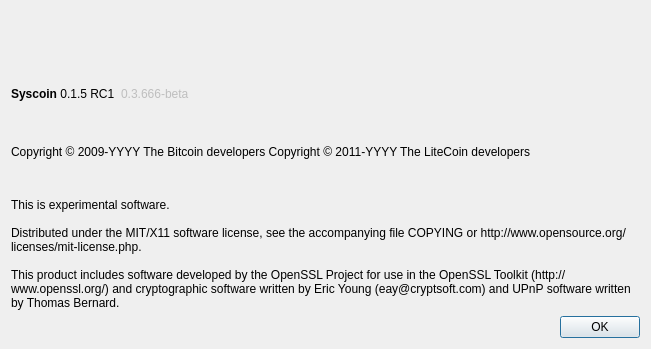
syscoin/syscoin1, file src/qt/forms/aboutdialog.ui: the form before one commit.
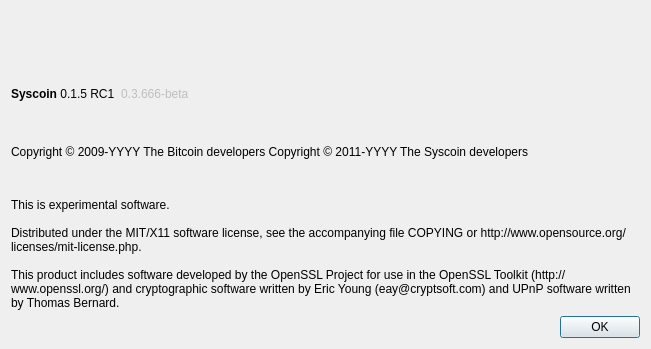
The form after the commit. Icons and pictures are not drawn.

Patch:
```diff
--- a/src/qt/forms/aboutdialog.ui
+++ b/src/qt/forms/aboutdialog.ui
@@ -80,7 +80,7 @@
      </property>
      <property name="text">
       <string notr="true">Copyright &amp;copy; 2009-YYYY The Bitcoin developers
-Copyright &amp;copy; 2011-YYYY The LiteCoin developers</string>
+Copyright &amp;copy; 2011-YYYY The Syscoin developers</string>
      </property>
      <property name="textFormat">
       <enum>Qt::RichText</enum>
```
